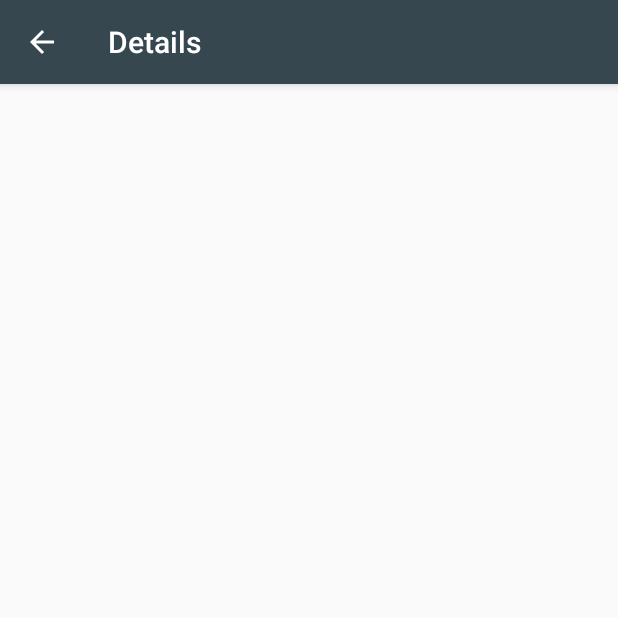
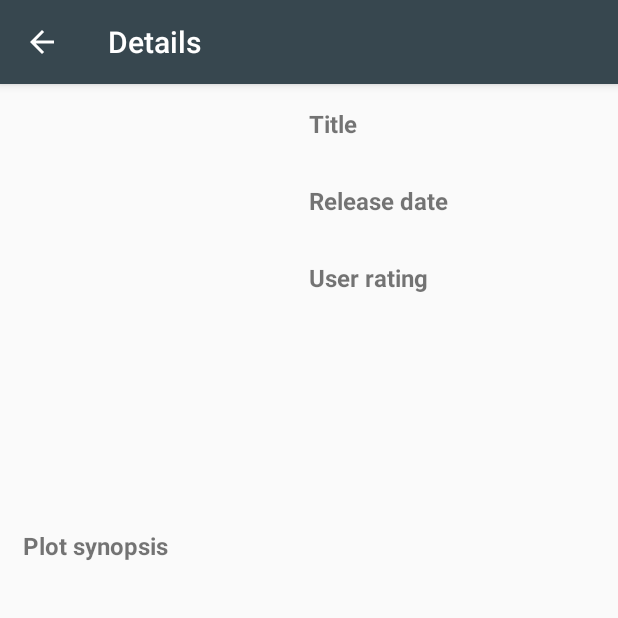
Before and after one commit to ankitkesarwani/popular-movies-stage-1, an Android app: the fragment DetailsFragment placed in its activity, on a phone screen of 412 x 824 dp, the top half of it. Run offline under Robolectric (Android 15) with nearby library versions, the phone set to English and light mode, and no system bars; pictures from the network do not load.

Commit message:
Add DetailFragment layout

```diff
--- a/app/src/main/java/com/henriquenfaria/popularmovies/MoviesRecyclerViewAdapter.java
+++ b/app/src/main/java/com/henriquenfaria/popularmovies/MoviesRecyclerViewAdapter.java
@@ -39,7 +39,7 @@ public class MoviesRecyclerViewAdapter extends RecyclerView.Adapter<MoviesRecycl
     public void onBindViewHolder(final ViewHolder holder, int position) {
         holder.mItem = mMoviesList.get(position);
 
-        Glide.with(holder.mPosterView.getContext()).load(holder.mItem.getPosterUri()).dontTransform().into(holder.mPosterView);
+        Glide.with(holder.mPosterView.getContext()).load(holder.mItem.getPosterUri()).into(holder.mPosterView);
 
         holder.mTitle.setText(holder.mItem.getTitle());
         holder.mView.setOnClickListener(new View.OnClickListener() {
--- a/app/src/main/res/layout/fragment_details.xml
+++ b/app/src/main/res/layout/fragment_details.xml
@@ -1,23 +1,96 @@
-<FrameLayout xmlns:android="http://schemas.android.com/apk/res/android"
+<ScrollView xmlns:android="http://schemas.android.com/apk/res/android"
     xmlns:tools="http://schemas.android.com/tools"
     android:layout_width="match_parent"
     android:layout_height="match_parent"
     tools:context="com.henriquenfaria.popularmovies.DetailsFragment">
 
-    <!-- TODO: Temporary layout just for testing -->
-    <LinearLayout
+    <RelativeLayout
         android:layout_width="match_parent"
-        android:layout_height="match_parent"
-        android:orientation="vertical">
+        android:layout_height="wrap_content"
+        android:layout_marginLeft="15dp"
+        android:layout_marginRight="15dp"
+        android:paddingBottom="15dp"
+        android:paddingTop="15dp">
+
+        <ImageView
+            android:id="@+id/poster"
+            android:layout_width="175dp"
+            android:layout_height="256dp"
+            android:layout_alignParentLeft="true"
+            android:layout_alignParentStart="true"
+            android:scaleType="fitStart" />
+
+        <LinearLayout
+            android:id="@+id/movie_info"
+            android:layout_width="wrap_content"
+            android:layout_height="wrap_content"
+            android:layout_marginLeft="15dp"
+            android:layout_toEndOf="@id/poster"
+            android:layout_toRightOf="@id/poster"
+            android:orientation="vertical">
+
+            <TextView
+                android:id="@+id/title_header"
+                android:layout_width="wrap_content"
+                android:layout_height="wrap_content"
+                android:text="@string/header_title"
+                android:textSize="@dimen/text_size_subheading"
+                android:textStyle="bold" />
+
+            <TextView
+                android:id="@+id/title_content"
+                android:layout_width="wrap_content"
+                android:layout_height="wrap_content"
+                android:layout_marginBottom="10dp"
+                android:textSize="@dimen/text_size_body" />
+
+            <TextView
+                android:id="@+id/release_date_header"
+                android:layout_width="wrap_content"
+                android:layout_height="wrap_content"
+                android:text="@string/header_release_date"
+                android:textSize="@dimen/text_size_subheading"
+                android:textStyle="bold" />
+
+            <TextView
+                android:id="@+id/release_date_content"
+                android:layout_width="wrap_content"
+                android:layout_height="wrap_content"
+                android:layout_marginBottom="10dp"
+                android:textSize="@dimen/text_size_body" />
+
+            <TextView
+                android:id="@+id/vote_average_header"
+                android:layout_width="wrap_content"
+                android:layout_height="wrap_content"
+                android:text="@string/header_vote_average"
+                android:textSize="@dimen/text_size_subheading"
+                android:textStyle="bold" />
+
+            <TextView
+                android:id="@+id/vote_average_content"
+                android:layout_width="wrap_content"
+                android:layout_height="wrap_content"
+                android:layout_marginBottom="10dp"
+                android:textSize="@dimen/text_size_body" />
+        </LinearLayout>
 
         <TextView
-            android:id="@+id/text_1"
+            android:id="@+id/overview_header"
             android:layout_width="wrap_content"
-            android:layout_height="wrap_content" />
+            android:layout_height="wrap_content"
+            android:layout_below="@id/poster"
+            android:layout_marginTop="25dp"
+            android:text="@string/header_overview"
+            android:textSize="@dimen/text_size_subheading"
+            android:textStyle="bold" />
 
         <TextView
-            android:id="@+id/text_2"
+            android:id="@+id/overview_content"
             android:layout_width="wrap_content"
-            android:layout_height="wrap_content" />
-    </LinearLayout>
-</FrameLayout>
+            android:layout_height="wrap_content"
+            android:layout_below="@id/overview_header"
+            android:textSize="@dimen/text_size_body" />
+    </RelativeLayout>
+
+</ScrollView>
--- a/app/src/main/res/values/dimens.xml
+++ b/app/src/main/res/values/dimens.xml
@@ -3,4 +3,6 @@
     <dimen name="activity_horizontal_margin">16dp</dimen>
     <dimen name="activity_vertical_margin">16dp</dimen>
     <dimen name="text_margin">16dp</dimen>
+    <dimen name="text_size_subheading">16sp</dimen>
+    <dimen name="text_size_body">14sp</dimen>
 </resources>
--- a/app/src/main/res/values/strings.xml
+++ b/app/src/main/res/values/strings.xml
@@ -6,6 +6,11 @@
     <string name="pref_top_rated_name">Top Rated</string>
     <string name="pref_sort_order_title">Sort order</string>
 
+    <string name="header_title">Title</string>
+    <string name="header_vote_average">User rating</string>
+    <string name="header_release_date">Release date</string>
+    <string name="header_overview">Plot synopsis </string>
+
     <!-- Do not translate -->
     <string name="pref_sort_order_key" translatable="false">sort_order</string>
     <string name="pref_popular_value" translatable="false">popular_value</string>
```
Also changed, not shown: app/src/main/java/com/henriquenfaria/popularmovies/DetailsFragment.java (+18 -5 lines), app/src/main/java/com/henriquenfaria/popularmovies/Movie.java (+38 -6 lines), app/src/main/java/com/henriquenfaria/popularmovies/MoviesFragment.java (+9 -3 lines), app/src/main/res/layout/fragment_movie_item.xml (+3 -5 lines).
